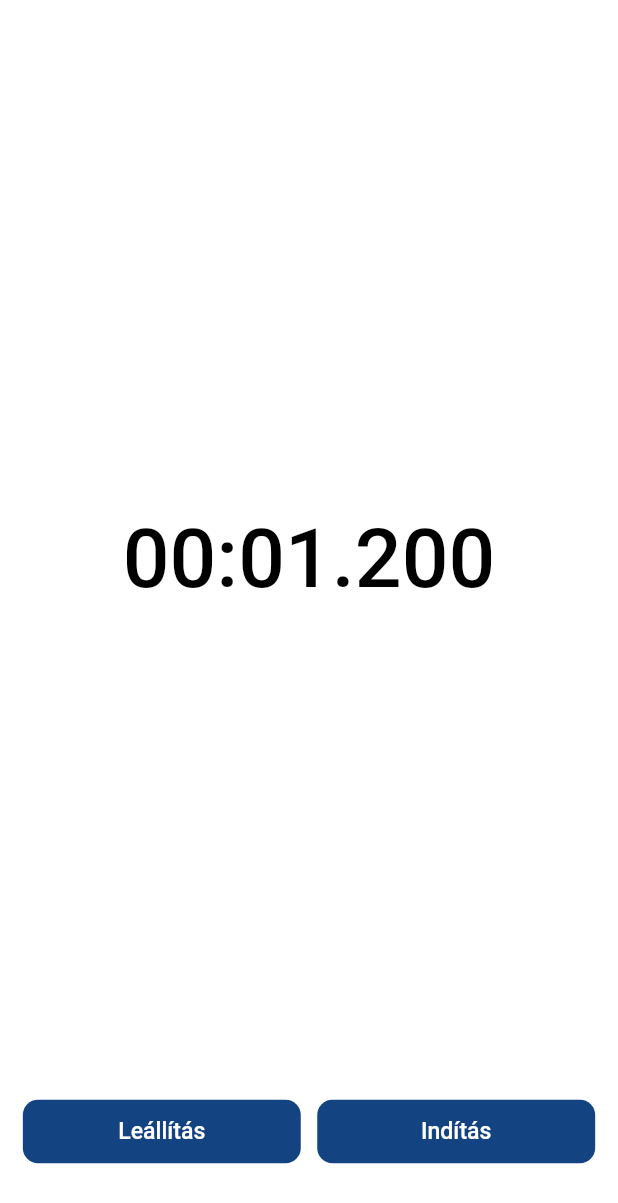
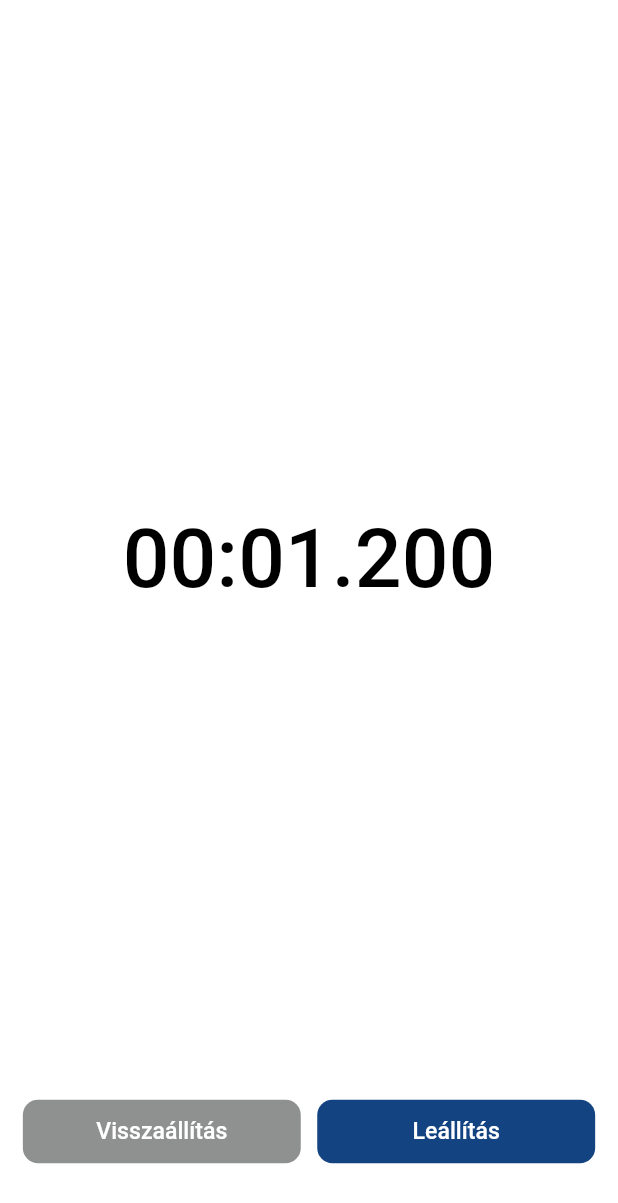
Before and after one commit to szunyogh/stopwatch, a Flutter app: the screen it shows after launch, after a tap on "Indítás", on a phone screen of 412 x 824 dp. Shown: the top 1203 px of the screen. Run offline on Flutter 3.47's test engine with Material 3 defaults, Android fonts, the phone set to English and light mode, and no system bars; our stand-ins replace auto_route, flutter_riverpod, flutter_screenutil, freezed_annotation, logger.

Commit message:
feat: update button logic for reset and start/stop functionality in home page

```diff
--- a/lib/ui/page/home.dart
+++ b/lib/ui/page/home.dart
@@ -25,6 +25,7 @@ class _HomePageState extends ConsumerState<HomePage> {
   Widget build(BuildContext context) {
     final time = ref.watch(homeLogic.select((value) => value.time));
     final isRunning = ref.watch(homeLogic.select((value) => value.isRunning));
+    final enabledReset = time > Duration.zero && !isRunning;
     return Scaffold(
       body: Padding(
         padding: const EdgeInsets.all(15.0).r,
@@ -39,15 +40,15 @@ class _HomePageState extends ConsumerState<HomePage> {
               children: [
                 Expanded(
                   child: TextButton(
-                    onPressed: isRunning ? () => logic.stop() : null,
-                    child: const Text('Leállítás'),
+                    onPressed: enabledReset ? () => logic.reset() : null,
+                    child: const Text('Visszaállítás'),
                   ),
                 ),
                 SizedBox(width: 10.w),
                 Expanded(
                   child: TextButton(
-                    onPressed: () => logic.start(),
-                    child: const Text('Indítás'),
+                    onPressed: () => isRunning ? logic.stop() : logic.start(),
+                    child: Text(isRunning ? 'Leállítás' : 'Indítás'),
                   ),
                 ),
               ],
```
